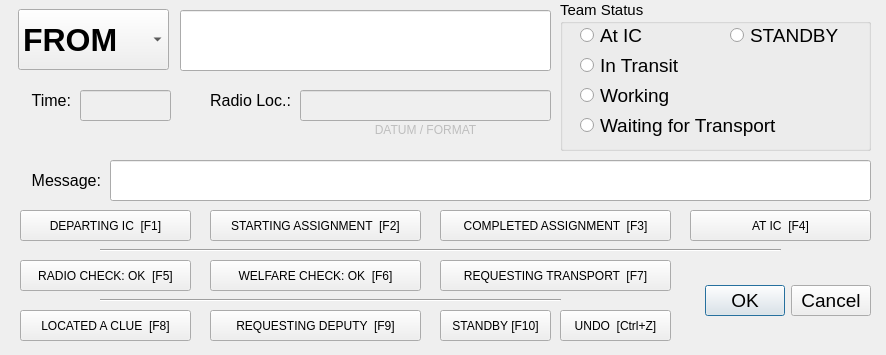
First picture: the form in newEntryWidget.ui, repository ncssar/radiolog, before the edit.
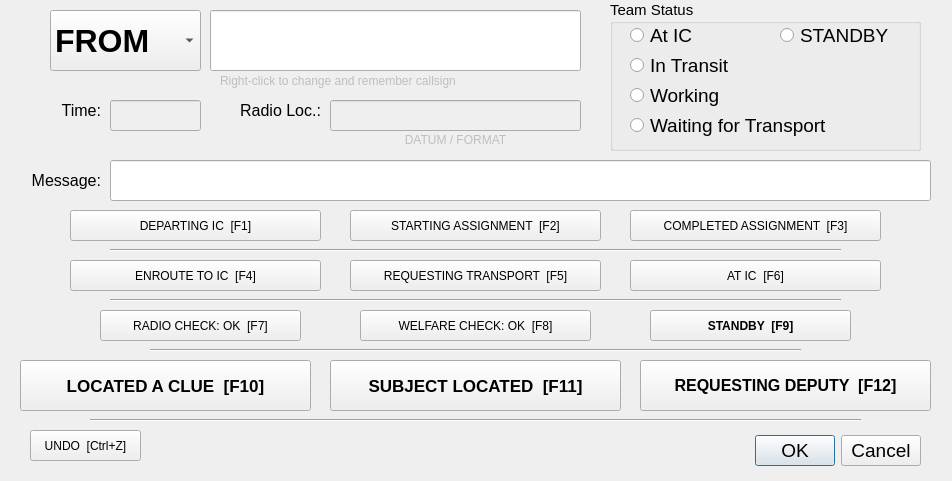
Second picture: the form after the edit.

What changed in the file:
```diff
--- a/newEntryWidget.ui
+++ b/newEntryWidget.ui
@@ -6,8 +6,8 @@
    <rect>
     <x>0</x>
     <y>0</y>
-    <width>886</width>
-    <height>355</height>
+    <width>952</width>
+    <height>481</height>
    </rect>
   </property>
   <property name="contextMenuPolicy">
@@ -22,9 +22,9 @@
   <widget class="QPushButton" name="quickTextButton3">
    <property name="geometry">
     <rect>
-     <x>440</x>
+     <x>630</x>
      <y>210</y>
-     <width>231</width>
+     <width>251</width>
      <height>31</height>
     </rect>
    </property>
@@ -47,9 +47,9 @@
   <widget class="QPushButton" name="quickTextButton6">
    <property name="geometry">
     <rect>
-     <x>210</x>
-     <y>260</y>
-     <width>211</width>
+     <x>360</x>
+     <y>310</y>
+     <width>231</width>
      <height>31</height>
     </rect>
    </property>
@@ -63,7 +63,7 @@
     <enum>Qt::NoFocus</enum>
    </property>
    <property name="text">
-    <string>WELFARE CHECK: OK  [F6]</string>
+    <string>WELFARE CHECK: OK  [F8]</string>
    </property>
    <property name="shortcut">
     <string>F6</string>
@@ -78,9 +78,9 @@
   <widget class="Line" name="line_3">
    <property name="geometry">
     <rect>
-     <x>100</x>
-     <y>240</y>
-     <width>681</width>
+     <x>110</x>
+     <y>290</y>
+     <width>731</width>
      <height>20</height>
     </rect>
    </property>
@@ -118,8 +118,8 @@
    </property>
    <property name="geometry">
     <rect>
-     <x>300</x>
-     <y>120</y>
+     <x>330</x>
+     <y>130</y>
      <width>251</width>
      <height>20</height>
     </rect>
@@ -141,22 +141,24 @@
    <property name="geometry">
     <rect>
      <x>20</x>
-     <y>310</y>
-     <width>171</width>
-     <height>31</height>
+     <y>360</y>
+     <width>291</width>
+     <height>51</height>
     </rect>
    </property>
    <property name="font">
     <font>
      <family>Segoe UI</family>
-     <pointsize>9</pointsize>
+     <pointsize>13</pointsize>
+     <weight>75</weight>
+     <bold>true</bold>
     </font>
    </property>
    <property name="focusPolicy">
     <enum>Qt::NoFocus</enum>
    </property>
    <property name="text">
-    <string>LOCATED A CLUE  [F8]</string>
+    <string>LOCATED A CLUE  [F10]</string>
    </property>
    <property name="shortcut">
     <string>F8</string>
@@ -168,7 +170,7 @@
    </property>
    <property name="geometry">
     <rect>
-     <x>560</x>
+     <x>610</x>
      <y>0</y>
      <width>311</width>
      <height>151</height>
@@ -337,8 +339,8 @@
   <widget class="QLabel" name="label_5">
    <property name="geometry">
     <rect>
-     <x>190</x>
-     <y>90</y>
+     <x>220</x>
+     <y>100</y>
      <width>101</width>
      <height>21</height>
     </rect>
@@ -359,8 +361,8 @@
   <widget class="QComboBox" name="to_fromField">
    <property name="geometry">
     <rect>
-     <x>18</x>
-     <y>9</y>
+     <x>50</x>
+     <y>10</y>
      <width>151</width>
      <height>61</height>
     </rect>
@@ -387,9 +389,9 @@
   <widget class="QPushButton" name="quickTextButton2">
    <property name="geometry">
     <rect>
-     <x>210</x>
+     <x>350</x>
      <y>210</y>
-     <width>211</width>
+     <width>251</width>
      <height>31</height>
     </rect>
    </property>
@@ -412,9 +414,9 @@
   <widget class="QPushButton" name="quickTextButton1">
    <property name="geometry">
     <rect>
-     <x>20</x>
+     <x>70</x>
      <y>210</y>
-     <width>171</width>
+     <width>251</width>
      <height>31</height>
     </rect>
    </property>
@@ -445,7 +447,7 @@
     <rect>
      <x>110</x>
      <y>160</y>
-     <width>761</width>
+     <width>821</width>
      <height>41</height>
     </rect>
    </property>
@@ -464,9 +466,9 @@
   <widget class="QPushButton" name="quickTextButton5">
    <property name="geometry">
     <rect>
-     <x>20</x>
-     <y>260</y>
-     <width>171</width>
+     <x>100</x>
+     <y>310</y>
+     <width>201</width>
      <height>31</height>
     </rect>
    </property>
@@ -480,32 +482,34 @@
     <enum>Qt::NoFocus</enum>
    </property>
    <property name="text">
-    <string>RADIO CHECK: OK  [F5]</string>
+    <string>RADIO CHECK: OK  [F7]</string>
    </property>
    <property name="shortcut">
     <string>F5</string>
    </property>
   </widget>
-  <widget class="QPushButton" name="quickTextButton9">
+  <widget class="QPushButton" name="quickTextButton11">
    <property name="geometry">
     <rect>
-     <x>210</x>
-     <y>310</y>
-     <width>211</width>
-     <height>31</height>
+     <x>640</x>
+     <y>360</y>
+     <width>291</width>
+     <height>51</height>
     </rect>
    </property>
    <property name="font">
     <font>
      <family>Segoe UI</family>
-     <pointsize>9</pointsize>
+     <pointsize>12</pointsize>
+     <weight>75</weight>
+     <bold>true</bold>
     </font>
    </property>
    <property name="focusPolicy">
     <enum>Qt::NoFocus</enum>
    </property>
    <property name="text">
-    <string>REQUESTING DEPUTY  [F9]</string>
+    <string>REQUESTING DEPUTY  [F12]</string>
    </property>
    <property name="shortcut">
     <string>F9</string>
@@ -514,9 +518,9 @@
   <widget class="QDialogButtonBox" name="buttonBox">
    <property name="geometry">
     <rect>
-     <x>690</x>
-     <y>280</y>
-     <width>181</width>
+     <x>720</x>
+     <y>430</y>
+     <width>201</width>
      <height>41</height>
     </rect>
    </property>
@@ -524,6 +528,8 @@
     <font>
      <family>Segoe UI</family>
      <pointsize>14</pointsize>
+     <weight>50</weight>
+     <bold>false</bold>
     </font>
    </property>
    <property name="orientation">
@@ -536,9 +542,9 @@
   <widget class="QPushButton" name="quickTextButton4">
    <property name="geometry">
     <rect>
-     <x>690</x>
-     <y>210</y>
-     <width>181</width>
+     <x>630</x>
+     <y>260</y>
+     <width>251</width>
      <height>31</height>
     </rect>
    </property>
@@ -552,7 +558,7 @@
     <enum>Qt::NoFocus</enum>
    </property>
    <property name="text">
-    <string>AT IC  [F4]</string>
+    <string>AT IC  [F6]</string>
    </property>
    <property name="shortcut">
     <string>F4</string>
@@ -561,9 +567,9 @@
   <widget class="Line" name="line_4">
    <property name="geometry">
     <rect>
-     <x>100</x>
-     <y>290</y>
-     <width>461</width>
+     <x>150</x>
+     <y>340</y>
+     <width>651</width>
      <height>20</height>
     </rect>
    </property>
@@ -574,8 +580,8 @@
   <widget class="QLabel" name="label_6">
    <property name="geometry">
     <rect>
-     <x>0</x>
-     <y>90</y>
+     <x>30</x>
+     <y>100</y>
      <width>71</width>
      <height>21</height>
     </rect>
@@ -599,8 +605,8 @@
    </property>
    <property name="geometry">
     <rect>
-     <x>300</x>
-     <y>90</y>
+     <x>330</x>
+     <y>100</y>
      <width>251</width>
      <height>31</height>
     </rect>
@@ -624,8 +630,8 @@
   <widget class="QPushButton" name="quickTextUndoButton">
    <property name="geometry">
     <rect>
-     <x>560</x>
-     <y>310</y>
+     <x>30</x>
+     <y>430</y>
      <width>111</width>
      <height>31</height>
     </rect>
@@ -658,8 +664,8 @@
    </property>
    <property name="geometry">
     <rect>
-     <x>80</x>
-     <y>90</y>
+     <x>110</x>
+     <y>100</y>
      <width>91</width>
      <height>31</height>
     </rect>
@@ -680,7 +686,7 @@
   <widget class="QLineEdit" name="teamField">
    <property name="geometry">
     <rect>
-     <x>180</x>
+     <x>210</x>
      <y>10</y>
      <width>371</width>
      <height>61</height>
@@ -701,9 +707,9 @@
   <widget class="QPushButton" name="quickTextButton7">
    <property name="geometry">
     <rect>
-     <x>440</x>
+     <x>350</x>
      <y>260</y>
-     <width>231</width>
+     <width>251</width>
      <height>31</height>
     </rect>
    </property>
@@ -717,18 +723,110 @@
     <enum>Qt::NoFocus</enum>
    </property>
    <property name="text">
-    <string>REQUESTING TRANSPORT  [F7]</string>
+    <string>REQUESTING TRANSPORT  [F5]</string>
    </property>
    <property name="shortcut">
-    <string>F7</string>
+    <string>F5</string>
+   </property>
+  </widget>
+  <widget class="QPushButton" name="quickTextButton8">
+   <property name="geometry">
+    <rect>
+     <x>650</x>
+     <y>310</y>
+     <width>201</width>
+     <height>31</height>
+    </rect>
+   </property>
+   <property name="font">
+    <font>
+     <family>Segoe UI</family>
+     <pointsize>9</pointsize>
+     <weight>75</weight>
+     <bold>true</bold>
+    </font>
+   </property>
+   <property name="focusPolicy">
+    <enum>Qt::NoFocus</enum>
+   </property>
+   <property name="text">
+    <string>STANDBY  [F9]</string>
+   </property>
+   <property name="shortcut">
+    <string>F9</string>
+   </property>
+   <property name="checkable">
+    <bool>false</bool>
+   </property>
+   <property name="checked">
+    <bool>false</bool>
+   </property>
+  </widget>
+  <widget class="QLabel" name="label_2">
+   <property name="enabled">
+    <bool>false</bool>
+   </property>
+   <property name="geometry">
+    <rect>
+     <x>220</x>
+     <y>70</y>
+     <width>341</width>
+     <height>21</height>
+    </rect>
+   </property>
+   <property name="font">
+    <font>
+     <family>Segoe UI</family>
+     <pointsize>9</pointsize>
+    </font>
+   </property>
+   <property name="text">
+    <string>Right-click to change and remember callsign</string>
    </property>
   </widget>
   <widget class="QPushButton" name="quickTextButton10">
    <property name="geometry">
     <rect>
-     <x>440</x>
-     <y>310</y>
-     <width>111</width>
+     <x>330</x>
+     <y>360</y>
+     <width>291</width>
+     <height>51</height>
+    </rect>
+   </property>
+   <property name="font">
+    <font>
+     <family>Segoe UI</family>
+     <pointsize>13</pointsize>
+     <weight>75</weight>
+     <bold>true</bold>
+    </font>
+   </property>
+   <property name="text">
+    <string>SUBJECT LOCATED  [F11]</string>
+   </property>
+   <property name="shortcut">
+    <string>F11</string>
+   </property>
+  </widget>
+  <widget class="Line" name="line_5">
+   <property name="geometry">
+    <rect>
+     <x>90</x>
+     <y>410</y>
+     <width>771</width>
+     <height>20</height>
+    </rect>
+   </property>
+   <property name="orientation">
+    <enum>Qt::Horizontal</enum>
+   </property>
+  </widget>
+  <widget class="QPushButton" name="quickTextButton1_2">
+   <property name="geometry">
+    <rect>
+     <x>70</x>
+     <y>260</y>
+     <width>251</width>
      <height>31</height>
     </rect>
    </property>
@@ -742,16 +840,29 @@
     <enum>Qt::NoFocus</enum>
    </property>
    <property name="text">
-    <string>STANDBY [F10]</string>
+    <string>ENROUTE TO IC  [F4]</string>
+   </property>
+   <property name="iconSize">
+    <size>
+     <width>32</width>
+     <height>32</height>
+    </size>
    </property>
    <property name="shortcut">
     <string>F10</string>
    </property>
-   <property name="checkable">
-    <bool>false</bool>
+  </widget>
+  <widget class="Line" name="line_6">
+   <property name="geometry">
+    <rect>
+     <x>110</x>
+     <y>240</y>
+     <width>731</width>
+     <height>20</height>
+    </rect>
    </property>
-   <property name="checked">
-    <bool>false</bool>
+   <property name="orientation">
+    <enum>Qt::Horizontal</enum>
    </property>
   </widget>
  </widget>
```
Left out of the diff: 96 changed lines with no effect on the pictures.
